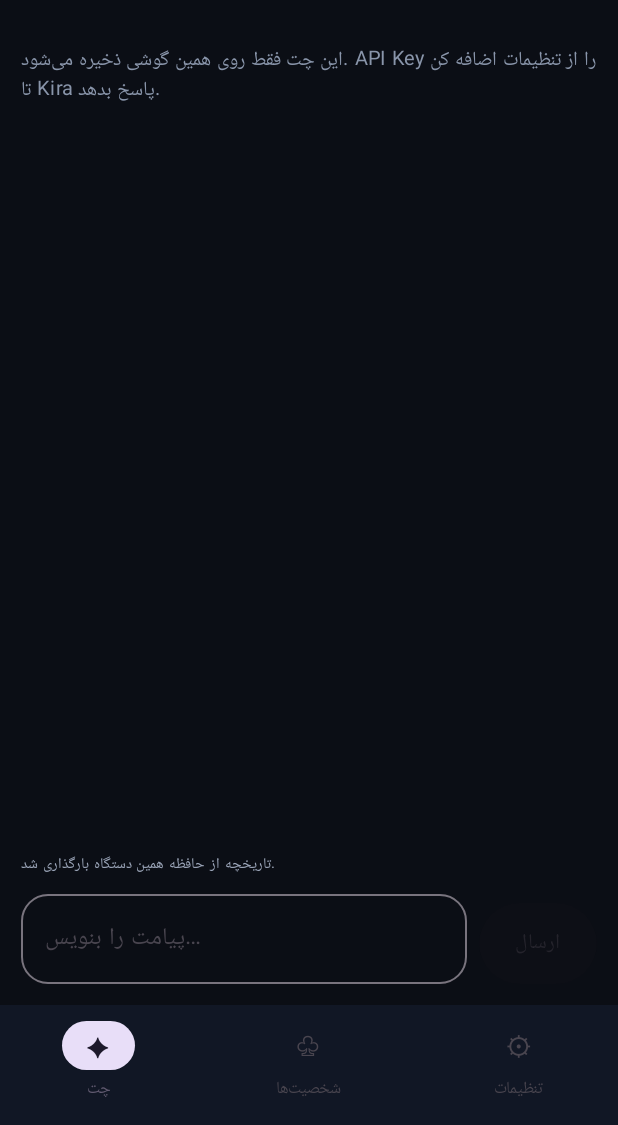
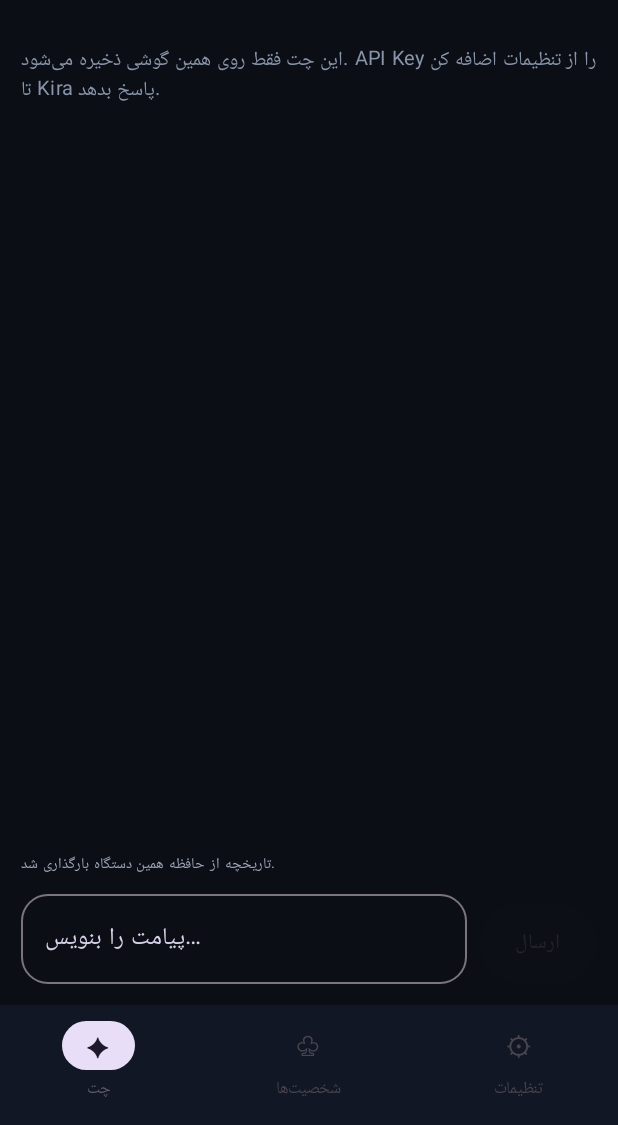
Before and after one commit to alizesta/Kira, an Android app built with Jetpack Compose: the screen it shows after launch (MainActivity), on a phone screen of 412 x 824 dp, the part 111-1236 px from its top. Run offline under Robolectric (Android 15) with nearby library versions, the phone set to English and light mode, and no system bars.

Commit message:
Fix chat input text contrast and update setup hint

```diff
--- a/android/app/src/main/java/ai/kira/mobile/KiraChatScreen.kt
+++ b/android/app/src/main/java/ai/kira/mobile/KiraChatScreen.kt
@@ -50,7 +50,7 @@ internal fun KiraChatScreen(character:String,onCharacterChange:(String)->Unit) {
         val who=character
         input=""
         busy=true
-        status="در حال پاسخ از Provider محلی…"
+        status="در حال دریافت پاسخ…"
         executor.execute {
             try {
                 val reply=core.sendMessage(who,text)
@@ -102,8 +102,9 @@ internal fun KiraChatScreen(character:String,onCharacterChange:(String)->Unit) {
         }
         Text(status,color=Color(0xFF9BA5B8),fontSize=10.sp,lineHeight=15.sp)
         Row(Modifier.fillMaxWidth(),verticalAlignment=Alignment.Bottom,horizontalArrangement=Arrangement.spacedBy(8.dp)) {
-            OutlinedTextField(value=input,onValueChange={input=it},modifier=Modifier.weight(1f),placeholder={Text("پیامت را بنویس…")},maxLines=4,
-                keyboardOptions=KeyboardOptions(imeAction=ImeAction.Send),keyboardActions=KeyboardActions(onSend={send()}),shape=RoundedCornerShape(18.dp))
+            OutlinedTextField(value=input,onValueChange={input=it},modifier=Modifier.weight(1f),placeholder={Text("پیامت را بنویس…",color=Color(0xFFD7D1E8))},maxLines=4,
+                keyboardOptions=KeyboardOptions(imeAction=ImeAction.Send),keyboardActions=KeyboardActions(onSend={send()}),shape=RoundedCornerShape(18.dp),
+                colors=OutlinedTextFieldDefaults.colors(focusedTextColor=Color.White,unfocusedTextColor=Color.White,disabledTextColor=Color.White,cursorColor=Color.White,focusedPlaceholderColor=Color(0xFFD7D1E8),unfocusedPlaceholderColor=Color(0xFFD7D1E8)))
             Button(onClick={send()},enabled=!busy && input.isNotBlank(),modifier=Modifier.height(54.dp),colors=ButtonDefaults.buttonColors(containerColor=Color(0xFF7661D8))) { Text("ارسال") }
         }
     }
```
